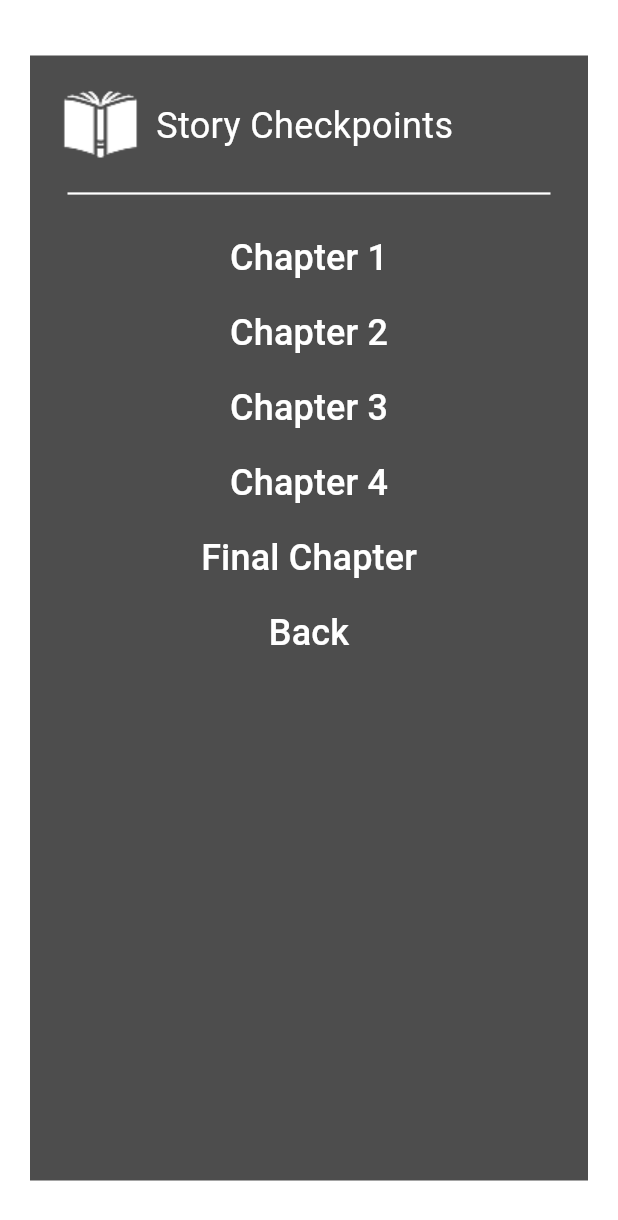
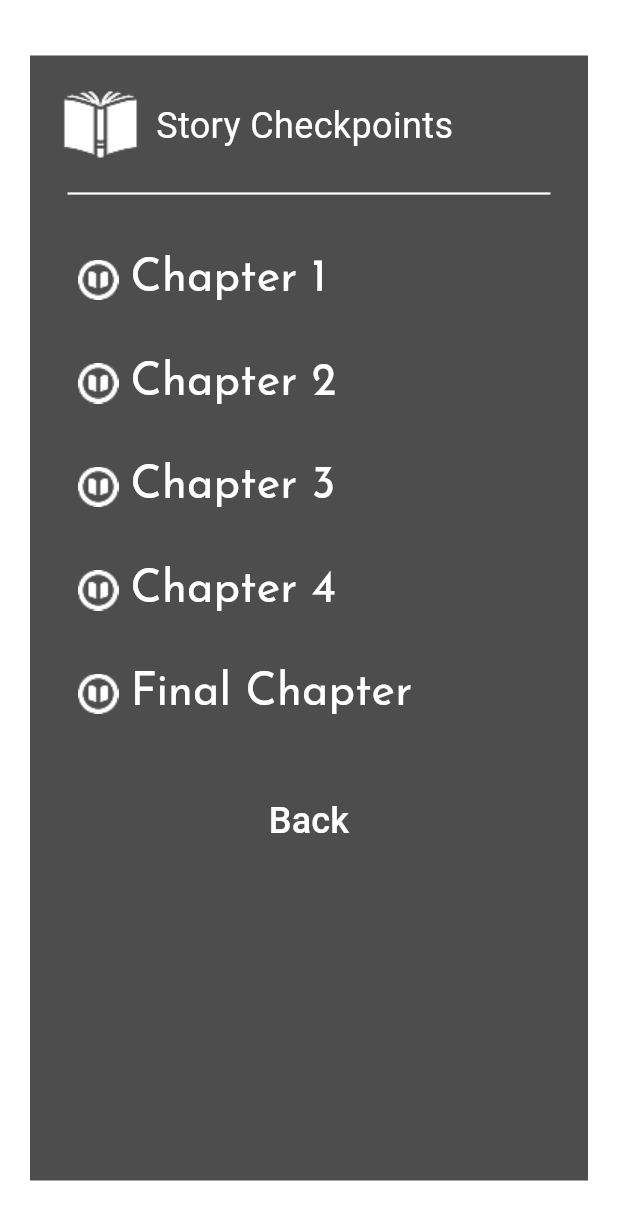
Before and after one commit to tonytoes/Skibidi-Invasion, a Flutter app: the ChapterScreen screen opened directly, on a phone screen of 412 x 824 dp. Shown: the top 1220 px of the screen. Run offline on Flutter 3.47's test engine with Material 3 defaults, Android fonts, the phone set to English and light mode, and no system bars.

Commit message:
Version 2.0.2

```diff
--- a/lib/settings/chapter_settings.dart
+++ b/lib/settings/chapter_settings.dart
@@ -42,57 +42,130 @@ class ChapterScreen extends StatelessWidget {
                     thickness: 1.5,
                   ),
 
-                  TextButton(
+                  Padding(
+                    padding: EdgeInsets.only(left: 20.0, top: 10.0),
+                    child: TextButton(
                       onPressed: () {
                         Navigator.pop(context);
                       },
-                    child: Text(
+                      child: Row(
+                        mainAxisAlignment: MainAxisAlignment.start,
+                        children: [
+                          Image.asset(
+                            'assets/icons/circle-book.png',
+                            width: 27,
+                            height: 27,
+                          ),
+                          const SizedBox(width: 8),
+                          const Text(
                             'Chapter 1',
-                      style: const TextStyle(color: Colors.white, fontSize: 24),
+                            style: TextStyle(color: Colors.white, fontSize: 30, fontFamily: 'JosefinSans', fontWeight: FontWeight.w400),
+                          ),
+                        ],
+                      ),
                     ),
                   ),
 
-                  TextButton(
+
+                  Padding(
+                    padding: EdgeInsets.only(left: 20.0, top: 10.0),
+                    child: TextButton(
                       onPressed: () {
                         Navigator.pop(context);
                       },
-                    child: Text(
+                      child: Row(
+                        mainAxisAlignment: MainAxisAlignment.start,
+                        children: [
+                          Image.asset(
+                            'assets/icons/circle-book.png',
+                            width: 27,
+                            height: 27,
+                          ),
+                          const SizedBox(width: 8),
+                          const Text(
                             'Chapter 2',
-                      style: const TextStyle(color: Colors.white, fontSize: 24),
+                            style: TextStyle(color: Colors.white, fontSize: 30, fontFamily: 'JosefinSans', fontWeight: FontWeight.w400),
+                          ),
+                        ],
+                      ),
                     ),
                   ),
 
-                  TextButton(
+                  Padding(
+                    padding: EdgeInsets.only(left: 20.0, top: 10.0),
+                    child: TextButton(
                       onPressed: () {
                         Navigator.pop(context);
                       },
-                    child: Text(
+                      child: Row(
+                        mainAxisAlignment: MainAxisAlignment.start,
+                        children: [
+                          Image.asset(
+                            'assets/icons/circle-book.png',
+                            width: 27,
+                            height: 27,
+                          ),
+                          const SizedBox(width: 8),
+                          const Text(
                             'Chapter 3',
-                      style: const TextStyle(color: Colors.white, fontSize: 24),
+                            style: TextStyle(color: Colors.white, fontSize: 30, fontFamily: 'JosefinSans', fontWeight: FontWeight.w400),
+                          ),
+                        ],
+                      ),
                     ),
                   ),
 
-                  TextButton(
+                  Padding(
+                    padding: EdgeInsets.only(left: 20.0, top: 10.0),
+                    child: TextButton(
                       onPressed: () {
                         Navigator.pop(context);
                       },
-                    child: Text(
+                      child: Row(
+                        mainAxisAlignment: MainAxisAlignment.start,
+                        children: [
+                          Image.asset(
+                            'assets/icons/circle-book.png',
+                            width: 27,
+                            height: 27,
+                          ),
+                          const SizedBox(width: 8),
+                          const Text(
                             'Chapter 4',
-                      style: const TextStyle(color: Colors.white, fontSize: 24),
+                            style: TextStyle(color: Colors.white, fontSize: 30, fontFamily: 'JosefinSans', fontWeight: FontWeight.w400),
+                          ),
+                        ],
+                      ),
                     ),
                   ),
 
-                  TextButton(
+                  Padding(
+                    padding: EdgeInsets.only(left: 20.0, top: 10.0),
+                    child: TextButton(
                       onPressed: () {
                         Navigator.pop(context);
                       },
-                    child: Text(
+                      child: Row(
+                        mainAxisAlignment: MainAxisAlignment.start,
+                        children: [
+                          Image.asset(
+                            'assets/icons/circle-book.png',
+                            width: 27,
+                            height: 27,
+                          ),
+                          const SizedBox(width: 8),
+                          const Text(
                             'Final Chapter',
-                      style: const TextStyle(color: Colors.white, fontSize: 24),
+                            style: TextStyle(color: Colors.white, fontSize: 30, fontFamily: 'JosefinSans', fontWeight: FontWeight.w400),
+                          ),
+                        ],
+                      ),
                     ),
                   ),
 
-                  TextButton(
+                  Padding(
+                    padding: const EdgeInsets.only(top:30),
+                    child: TextButton(
                       onPressed: () {
                         Navigator.pop(context);
                       },
@@ -101,6 +174,9 @@ class ChapterScreen extends StatelessWidget {
                         style: const TextStyle(color: Colors.white, fontSize: 24),
                       ),
                     ),
+                  ),
+
+
                 ],
               ),
             ),
--- a/lib/settings/scenario_menu.dart
+++ b/lib/settings/scenario_menu.dart
@@ -3,6 +3,7 @@ import 'dart:ui';
 import '../settings/home_settings.dart';
 import '../settings/chapter_settings.dart';
 import '../widgets/continue_overlay.dart';
+import '../widgets/chapter_overlay.dart';
 
 void _openContinue(BuildContext context) {
   Navigator.pushReplacement(
@@ -21,7 +22,7 @@ void _openSettings(BuildContext context) {
 void _openChapters(BuildContext context) {
     Navigator.pushReplacement(
     context,
-    MaterialPageRoute(builder: (context) => const ChapterScreen()),
+    MaterialPageRoute(builder: (context) => const ChapterOverlay()),
   );
 }
 
--- a/lib/widgets/continue_overlay.dart
+++ b/lib/widgets/continue_overlay.dart
@@ -35,7 +35,7 @@ class ContinueOverlay extends StatelessWidget {
                     Text(
                       'Returning to Home Screen will reset you to the latest checkpoint of the story',
                       textAlign: TextAlign.center,
-                    style: TextStyle(color: Colors.white, fontSize: 24, fontFamily: 'JoseFinSans',fontWeight: FontWeight.w400,),
+                      style: TextStyle(color: Colors.white, fontSize: 24, fontFamily: 'JosefinSans',fontWeight: FontWeight.w400,),
                     ),
                     const SizedBox(height: 30),
                     TextButton(
@@ -44,7 +44,7 @@ class ContinueOverlay extends StatelessWidget {
                       },
                       child: const Text(
                         'Continue',
-                      style: TextStyle(color: Colors.white, fontSize: 24, fontFamily: 'JoseFinSans',fontWeight: FontWeight.w400, ),
+                        style: TextStyle(color: Colors.white, fontSize: 24, fontFamily: 'JosefinSans',fontWeight: FontWeight.w400, ),
                       ),
                     ),
                     TextButton(
@@ -53,7 +53,7 @@ class ContinueOverlay extends StatelessWidget {
                       },
                       child: const Text(
                         'Back',
-                      style: TextStyle(color: Colors.white, fontSize: 24, fontFamily: 'JoseFinSans',fontWeight: FontWeight.w400,),
+                        style: TextStyle(color: Colors.white, fontSize: 24, fontFamily: 'JosefinSans',fontWeight: FontWeight.w400,),
                       ),
                     ),
                   ],
```
Also changed, not shown: lib/widgets/chapter_overlay.dart (+79 -0 lines), assets/icons/back-double-arrow.png (added), assets/icons/double-quaver.png (deleted), assets/icons/lock.png (added), lib/widgets/cutscene.dart (added). Lines whose indentation alone changed are shown as unchanged.
